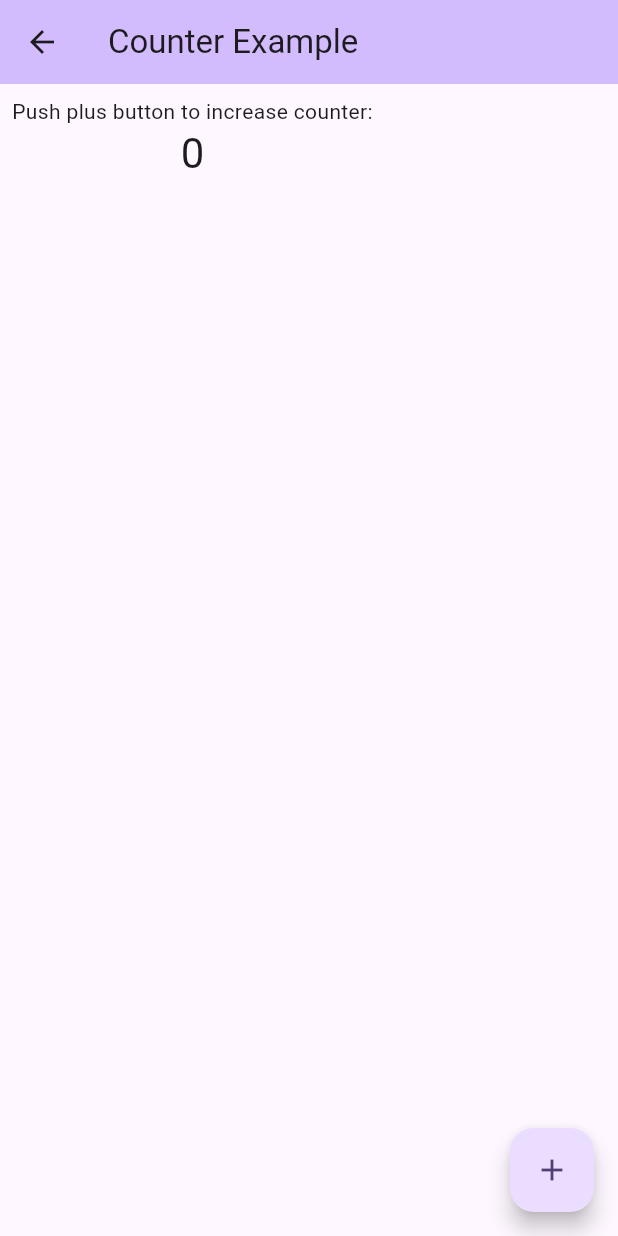
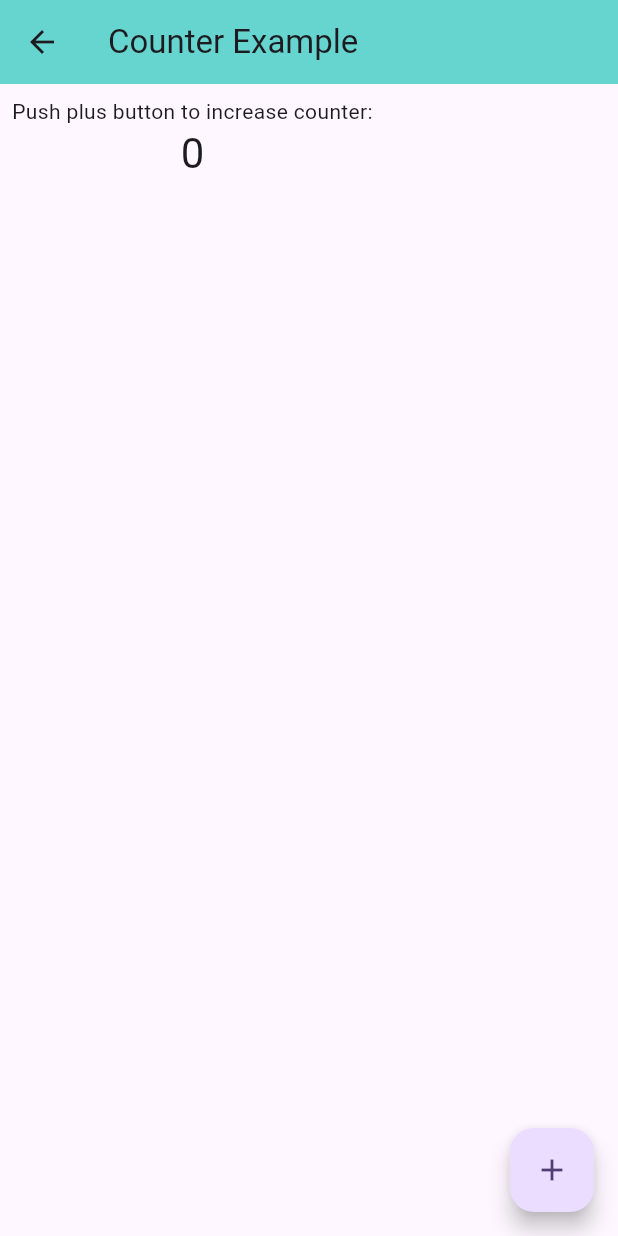
Before and after one commit to dinkar1708/flutter_riverpod_template, a Flutter app: the CounterPage screen opened directly, on a phone screen of 412 x 824 dp. Run offline on Flutter 3.47's test engine with Material 3 defaults, Android fonts, the phone set to English and light mode, and no system bars; our stand-ins replace dio, flutter_hooks, flutter_riverpod, freezed_annotation, hexcolor, retrofit and 1 more; generated files the repository leaves out were written again.

Commit message:
fix color

```diff
--- a/lib/feature/shared/widgets/shared_app_bar.dart
+++ b/lib/feature/shared/widgets/shared_app_bar.dart
@@ -1,4 +1,5 @@
 import 'package:flutter/material.dart';
+import 'package:flutter_riverpod_template/feature/shared/utils/styles/app_color.dart';
 
 class SharedAppBar extends StatelessWidget implements PreferredSizeWidget {
   const SharedAppBar({
@@ -14,7 +15,7 @@ class SharedAppBar extends StatelessWidget implements PreferredSizeWidget {
   @override
   Widget build(BuildContext context) {
     return AppBar(
-      backgroundColor: Theme.of(context).colorScheme.inversePrimary,
+      backgroundColor: AppColor.mint2,
       title: Text(title),
     );
   }
--- a/lib/feature/shared/widgets/shared_sliver_app_bar.dart
+++ b/lib/feature/shared/widgets/shared_sliver_app_bar.dart
@@ -1,4 +1,5 @@
 import 'package:flutter/material.dart';
+import 'package:flutter_riverpod_template/feature/shared/utils/styles/app_color.dart';
 
 class SharedSliverAppBar extends StatelessWidget {
   const SharedSliverAppBar({
@@ -11,6 +12,7 @@ class SharedSliverAppBar extends StatelessWidget {
   @override
   Widget build(BuildContext context) {
     return SliverAppBar(
+      backgroundColor: AppColor.mint2,
       title: Text(' User $title Repositories'),
       floating: true,
     );
```
